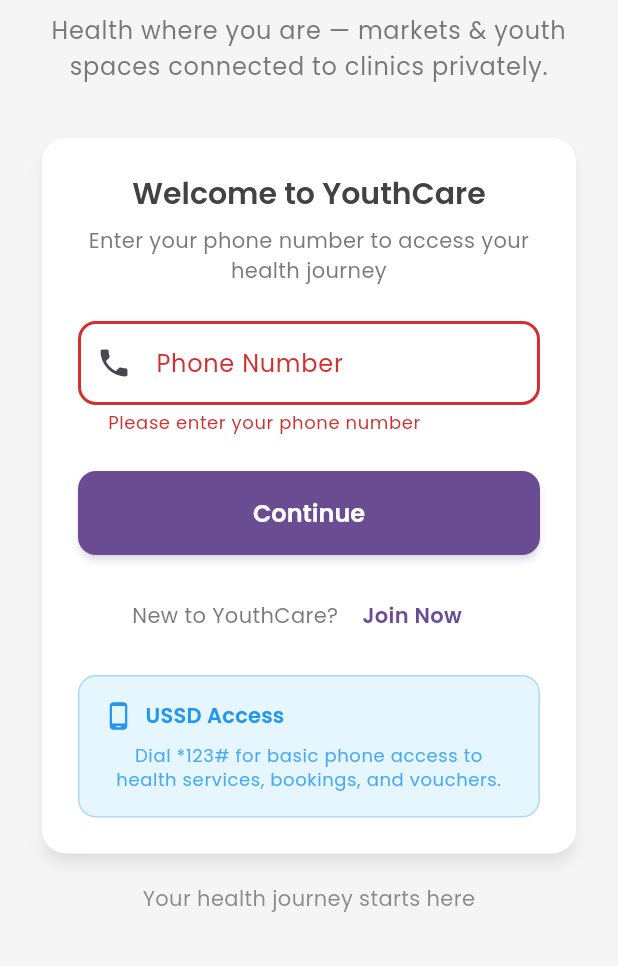
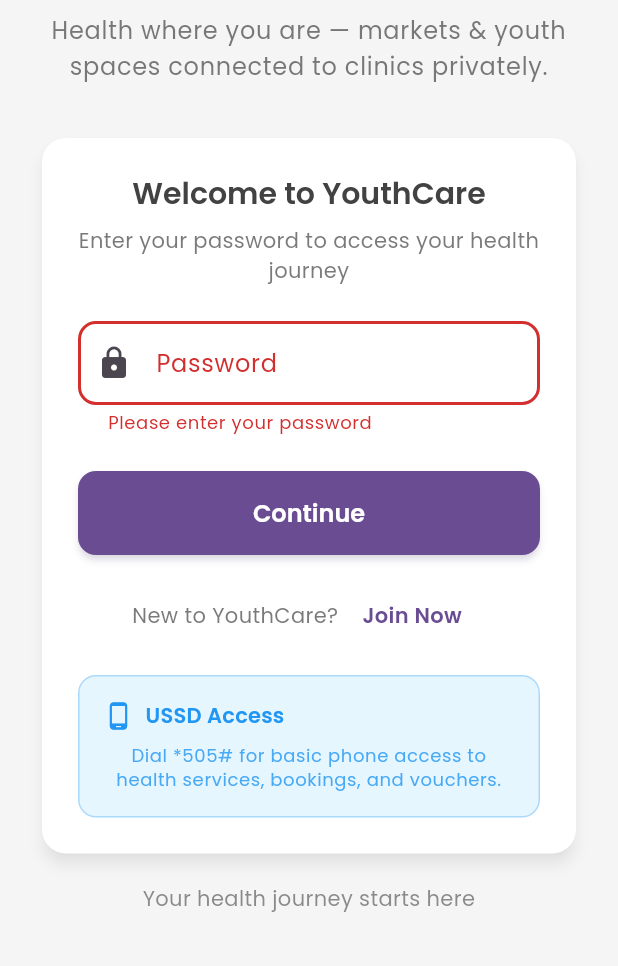
Before and after one commit to pumulo-mufalali/BwinoLink_YouthCare, a Flutter app: the screen it shows after launch, after a tap on "Continue", on a phone screen of 412 x 824 dp, the part 270-1236 px from its top. Run offline on Flutter 3.47's test engine with Material 3 defaults, Android fonts, the light colour scheme and no system bars; our stand-ins replace google_fonts; accounts and stored records are empty.

Commit message:
phone number to password for logingin

```diff
--- a/lib/screens/home_tab.dart
+++ b/lib/screens/home_tab.dart
@@ -1041,12 +1041,12 @@
           mainAxisSize: MainAxisSize.min,
           crossAxisAlignment: CrossAxisAlignment.start,
           children: [
-            const Text('Dial *123# to access:'),
+            const Text('Dial *505# to access:'),
             const SizedBox(height: 12),
-            const Text('• Health results'),
-            const Text('• Book appointments'),
-            const Text('• Redeem vouchers'),
-            const Text('• Get health tips'),
+            const Text('1. Health results'),
+            const Text('2. Book appointments'),
+            const Text('3. Redeem vouchers'),
+            const Text('4. Get health tips'),
             const SizedBox(height: 12),
             const Text('Works on all phones!'),
           ],
--- a/lib/screens/login_screen.dart
+++ b/lib/screens/login_screen.dart
@@ -51,11 +51,7 @@
             _isLoading = false;
           });
           // Navigate to home page
-          Navigator.pushNamedAndRemoveUntil(
-              context,
-              '/home',
-                  (route) => false
-          );
+          Navigator.pushNamedAndRemoveUntil(context, '/home', (route) => false);
         }
       }
     }
@@ -101,7 +97,8 @@
                       const SizedBox(height: 24),
                       Text(
                         'BwinoLink YouthCare',
-                      style: Theme.of(context).textTheme.displayMedium?.copyWith(
+                        style:
+                            Theme.of(context).textTheme.displayMedium?.copyWith(
                                   color: AppTheme.primaryPurple,
                                 ),
                         textAlign: TextAlign.center,
@@ -133,8 +130,11 @@
                           ),
                           const SizedBox(height: 8),
                           Text(
-                          'Enter your phone number to access your health journey',
-                          style: Theme.of(context).textTheme.bodyMedium?.copyWith(
+                            'Enter your password to access your health journey',
+                            style: Theme.of(context)
+                                .textTheme
+                                .bodyMedium
+                                ?.copyWith(
                                   color: AppTheme.darkGrey.withOpacity(0.7),
                                 ),
                             textAlign: TextAlign.center,
@@ -147,20 +147,17 @@
                             keyboardType: TextInputType.number,
                             maxLength: 10,
                             decoration: const InputDecoration(
-                            labelText: 'Phone Number',
-                            hintText: '0764899100',
-                            prefixIcon: Icon(Icons.phone),
+                              labelText: 'Password',
+                              hintText: 'Enter password',
+                              prefixIcon: Icon(Icons.lock),
                               counterText: '',
                             ),
                             validator: (value) {
                               if (value == null || value.isEmpty) {
-                              return 'Please enter your phone number';
+                                return 'Please enter your password';
                               }
-                            if (value.length != 10) {
-                              return 'Phone number must be exactly 10 digits';
-                            }
-                            if (!RegExp(r'^[0-9]+$').hasMatch(value)) {
-                              return 'Phone number must contain only digits';
+                              if (value.length != 4) {
+                                return 'Password must be exactly 4 characters';
                               }
                               return null;
                             },
@@ -195,7 +192,10 @@
                             children: [
                               Text(
                                 "New to YouthCare?",
-                              style: Theme.of(context).textTheme.bodyMedium?.copyWith(
+                                style: Theme.of(context)
+                                    .textTheme
+                                    .bodyMedium
+                                    ?.copyWith(
                                       color: AppTheme.darkGrey.withOpacity(0.7),
                                     ),
                               ),
@@ -205,7 +205,10 @@
                                 },
                                 child: Text(
                                   'Join Now',
-                                style: Theme.of(context).textTheme.bodyMedium?.copyWith(
+                                  style: Theme.of(context)
+                                      .textTheme
+                                      .bodyMedium
+                                      ?.copyWith(
                                         color: AppTheme.primaryPurple,
                                         fontWeight: FontWeight.w600,
                                       ),
@@ -238,7 +241,10 @@
                                     const SizedBox(width: 8),
                                     Text(
                                       'USSD Access',
-                                    style: Theme.of(context).textTheme.titleMedium?.copyWith(
+                                      style: Theme.of(context)
+                                          .textTheme
+                                          .titleMedium
+                                          ?.copyWith(
                                             color: AppTheme.secondaryBlue,
                                             fontWeight: FontWeight.w600,
                                           ),
@@ -247,9 +253,13 @@
                                 ),
                                 const SizedBox(height: 8),
                                 Text(
-                                'Dial *123# for basic phone access to health services, bookings, and vouchers.',
-                                style: Theme.of(context).textTheme.bodySmall?.copyWith(
-                                  color: AppTheme.secondaryBlue.withOpacity(0.8),
+                                  'Dial *505# for basic phone access to health services, bookings, and vouchers.',
+                                  style: Theme.of(context)
+                                      .textTheme
+                                      .bodySmall
+                                      ?.copyWith(
+                                        color: AppTheme.secondaryBlue
+                                            .withOpacity(0.8),
                                       ),
                                   textAlign: TextAlign.center,
                                 ),
```
Lines whose indentation alone changed are shown as unchanged.
